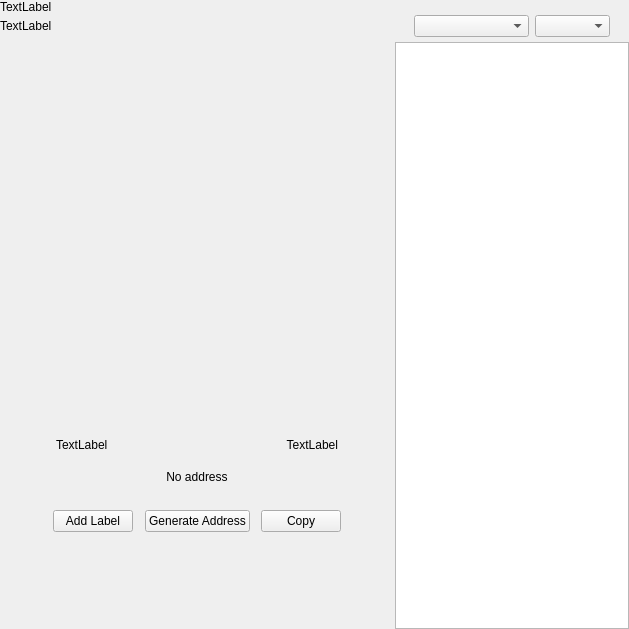
First picture: the form in src/qt/alnj/forms/receivewidget.ui, repository Gh0st-N1njA/ALNJCoin, before the edit.
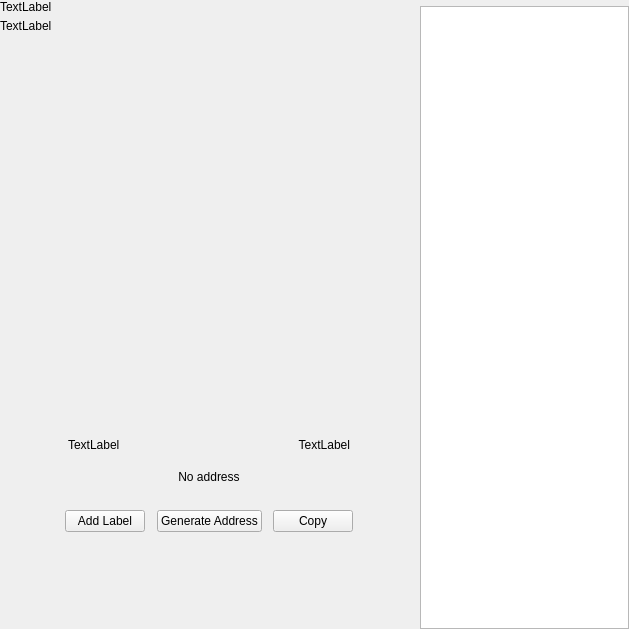
Second picture: the form after the edit. Custom widgets are drawn as their Qt base class.

The edit to the form file:
```diff
--- a/src/qt/alnj/forms/receivewidget.ui
+++ b/src/qt/alnj/forms/receivewidget.ui
@@ -384,66 +384,6 @@
           </item>
          </layout>
         </item>
-        <item>
-         <widget class="QWidget" name="sortWidget" native="true">
-          <layout class="QHBoxLayout" name="horizontalLayout_6">
-           <property name="leftMargin">
-            <number>19</number>
-           </property>
-           <property name="rightMargin">
-            <number>19</number>
-           </property>
-           <property name="bottomMargin">
-            <number>5</number>
-           </property>
-           <item>
-            <spacer name="horizontalSpacer_3">
-             <property name="orientation">
-              <enum>Qt::Horizontal</enum>
-             </property>
-             <property name="sizeHint" stdset="0">
-              <size>
-               <width>40</width>
-               <height>20</height>
-              </size>
-             </property>
-            </spacer>
-           </item>
-           <item>
-            <widget class="QComboBox" name="comboBoxSort">
-             <property name="sizePolicy">
-              <sizepolicy hsizetype="Preferred" vsizetype="Fixed">
-               <horstretch>0</horstretch>
-               <verstretch>0</verstretch>
-              </sizepolicy>
-             </property>
-             <property name="minimumSize">
-              <size>
-               <width>115</width>
-               <height>0</height>
-              </size>
-             </property>
-            </widget>
-           </item>
-           <item>
-            <widget class="QComboBox" name="comboBoxSortOrder">
-             <property name="sizePolicy">
-              <sizepolicy hsizetype="Preferred" vsizetype="Fixed">
-               <horstretch>0</horstretch>
-               <verstretch>0</verstretch>
-              </sizepolicy>
-             </property>
-             <property name="minimumSize">
-              <size>
-               <width>75</width>
-               <height>0</height>
-              </size>
-             </property>
-            </widget>
-           </item>
-          </layout>
-         </widget>
-        </item>
         <item>
          <widget class="QListView" name="listViewAddress"/>
         </item>
```
Left out of the diff: 2 changed lines with no effect on the pictures.
